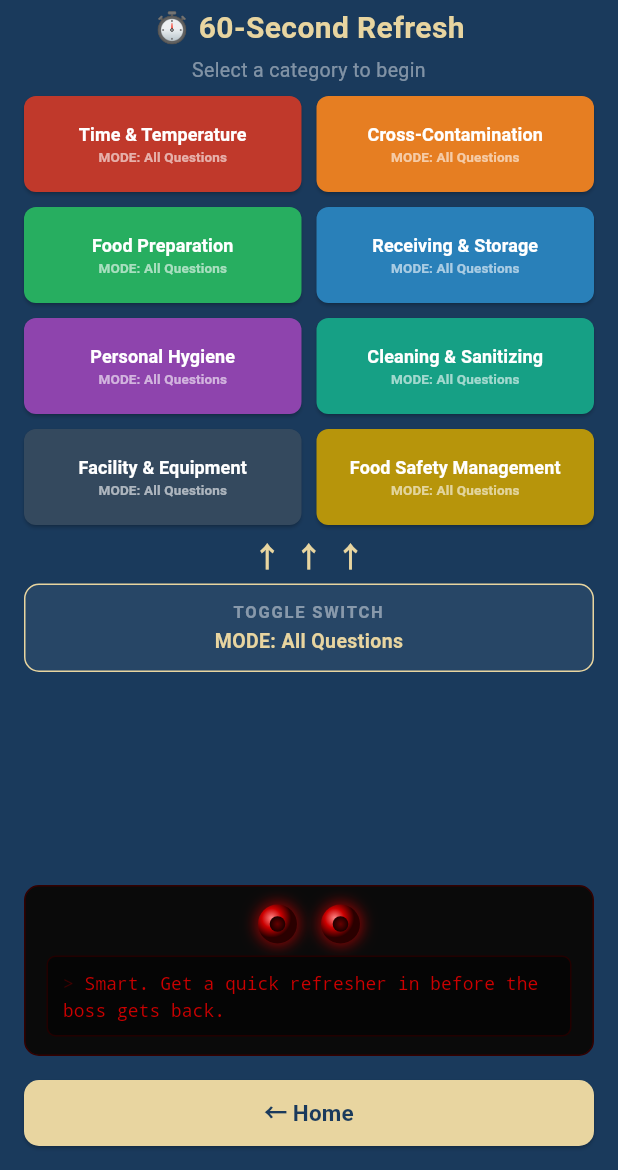
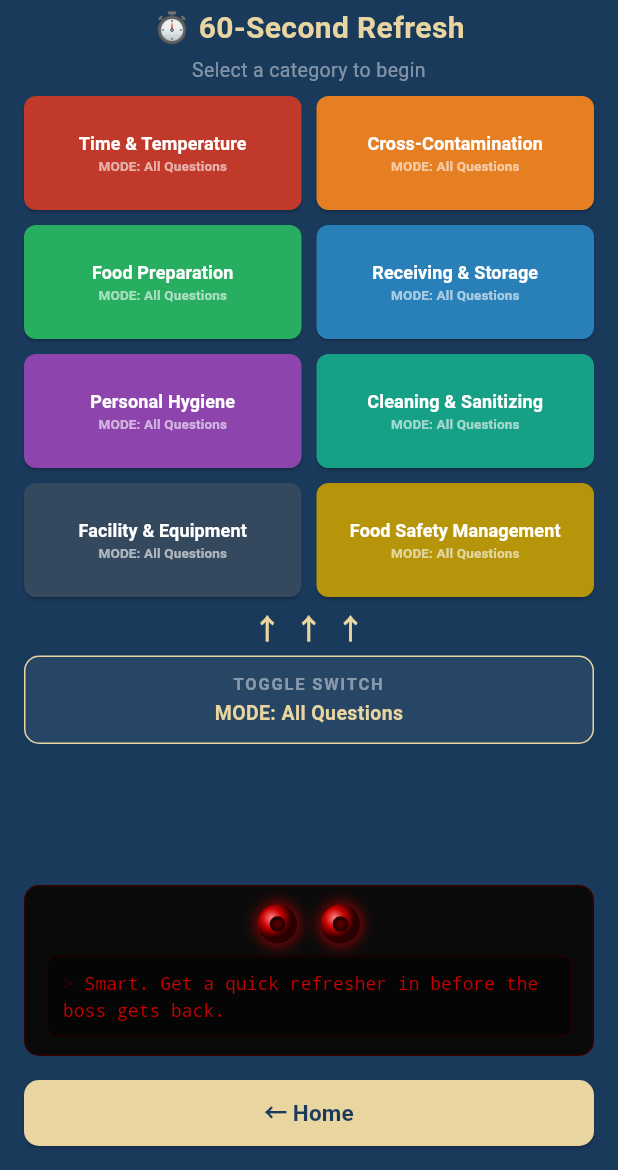
Before and after one commit to novernmanagement-coder/SafePrep-Refresher, a Flutter app: the SixtySecondRefreshPage screen opened directly, on a phone screen of 412 x 824 dp, the part 66-1236 px from its top. Run offline on Flutter 3.47's test engine with Material 3 defaults, Android fonts, the phone set to English and light mode, and no system bars; our stand-ins replace in_app_purchase, shared_preferences; missing offline and left inert: mixpanel_flutter; accounts and stored records are empty.

Commit message:
Bump to 1.2.0+4 - FSME hidden during burst, category button height fix

```diff
--- a/lib/sixty_second_refresh_page.dart
+++ b/lib/sixty_second_refresh_page.dart
@@ -203,7 +203,7 @@ class _SixtySecondRefreshPageState extends State<SixtySecondRefreshPage> {
   Widget _buildCatButton(String category) {
     final color = categoryColors[category] ?? AppColors.gold;
     return SizedBox(
-      height: 64,
+      height: 76,
       child: ElevatedButton(
         onPressed: () => _startCategoryBursts(category),
         style: ElevatedButton.styleFrom(
@@ -421,12 +421,14 @@ class _SixtySecondRefreshPageState extends State<SixtySecondRefreshPage> {
               ),
             ),
 
-            // FSME command box — fully self-contained, own timers, never
-            // touches this page's state or triggers a rebuild here.
-            const Padding(
-              padding: EdgeInsets.fromLTRB(16, 0, 16, 8),
-              child: FsmeCommandBox(),
-            ),
+            // FSME command box — only shown on the category-select screen.
+            // Hidden during the burst quiz since it scrolls too fast to
+            // read FSME's messages anyway.
+            if (!_showingBurst)
+              const Padding(
+                padding: EdgeInsets.fromLTRB(16, 0, 16, 8),
+                child: FsmeCommandBox(),
+              ),
 
             Padding(
               padding: const EdgeInsets.fromLTRB(16, 8, 16, 16),
@@ -482,8 +484,8 @@ class _FsmeCommandBoxState extends State<FsmeCommandBox> {
     "Are we done yet? I have to use the digital boys' room.",
   ];
 
-  static const Duration _messageHold = Duration(seconds: 10);
-  static const Duration _typeSpeed = Duration(milliseconds: 28);
+  static const Duration _messageHold = Duration(seconds: 5);
+  static const Duration _typeSpeed = Duration(milliseconds: 16);
   static const Duration _blinkEvery = Duration(seconds: 4);
   static const Duration _lookEvery = Duration(seconds: 3);
 
--- a/pubspec.yaml
+++ b/pubspec.yaml
@@ -2,7 +2,7 @@ name: safepreprefresher
 description: "SafePrep Refresher - Quick Study Tools for ServSafe"
 publish_to: 'none'
 
-version: 1.2.0+3
+version: 1.2.0+4
 
 environment:
   sdk: ^3.11.5
```
